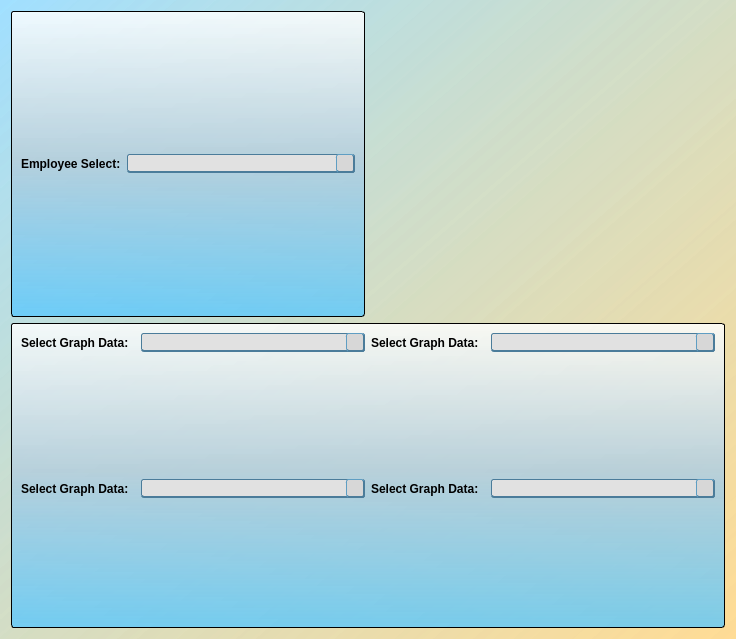
The window that agent_graphs.ui (jakesb27/Manager_KPI_Tracker) describes before a commit, drawn with Qt 5.
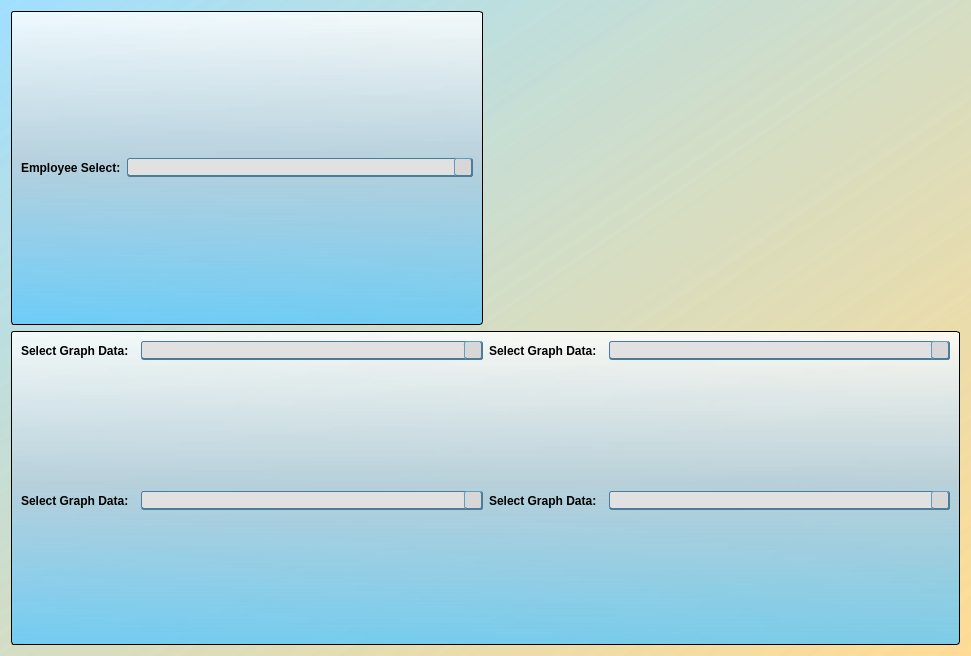
The same window after the commit. Icons and pictures are not drawn.

Patch:
```diff
--- a/agent_graphs.ui
+++ b/agent_graphs.ui
@@ -6,8 +6,8 @@
    <rect>
     <x>0</x>
     <y>0</y>
-    <width>736</width>
-    <height>639</height>
+    <width>971</width>
+    <height>656</height>
    </rect>
   </property>
   <property name="windowTitle">
```
